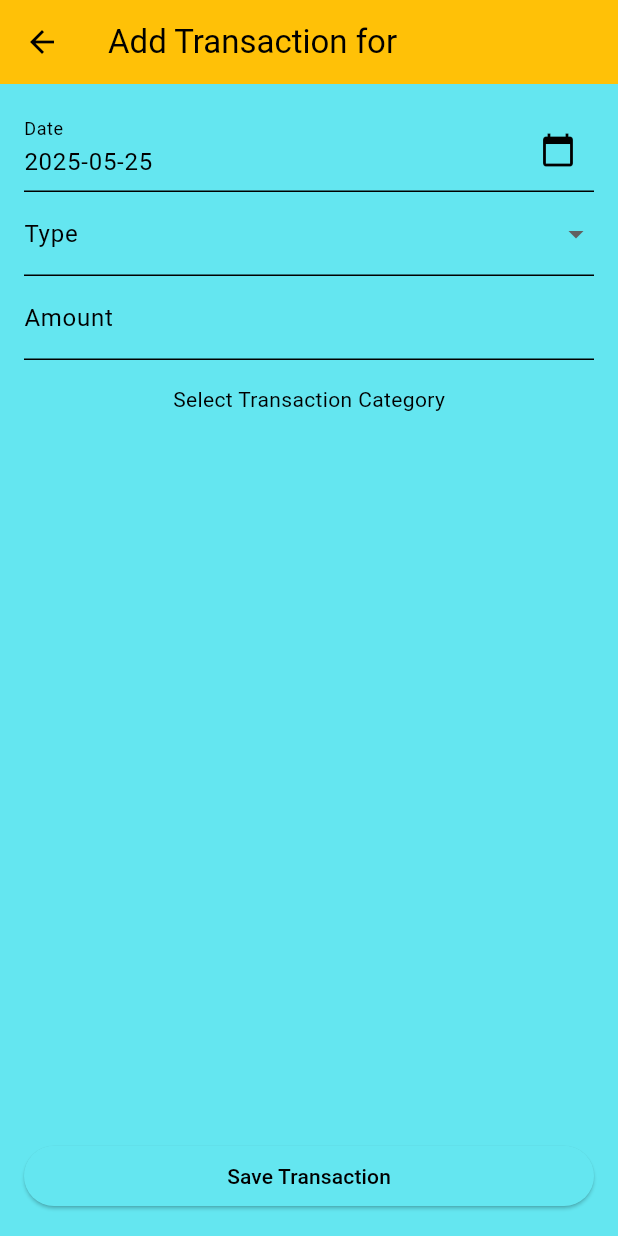
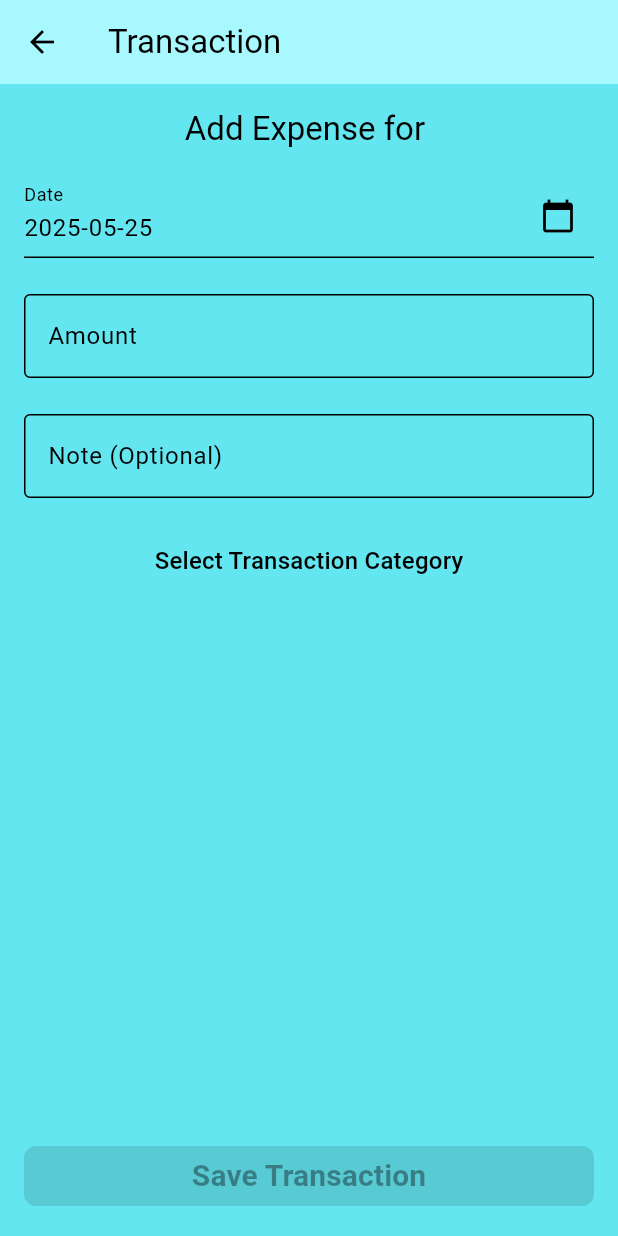
Before and after one commit to Rashedujjaman/revtrack, a Flutter app: the AddEditTransactionScreen screen opened directly with empty values, on a phone screen of 412 x 824 dp. Run offline on Flutter 3.47's test engine with Material 3 defaults, Android fonts, the light colour scheme and no system bars; our stand-ins replace cached_network_image, cloud_firestore, firebase_auth, firebase_core, syncfusion_flutter_charts; accounts and stored records are empty.

Commit message:
Add note with each transaction, create seperate floating action button for add expenses and incomes for business, refresh of transactions after a transaction added, limit the transactions at the begining and make it expandable.

```diff
--- a/lib/models/transaction_model.dart
+++ b/lib/models/transaction_model.dart
@@ -9,6 +9,7 @@ class Transaction1 {
   final Timestamp dateCreated;
   final Timestamp? dateModified;
   final bool? isDeleted;
+  final String? note;
 
   Transaction1({
     this.id,
@@ -19,6 +20,7 @@ class Transaction1 {
     required this.dateCreated,
     this.dateModified,
     this.isDeleted,
+    this.note,
   });
 
   // Factory method to create a Record object from JSON
@@ -32,6 +34,7 @@ class Transaction1 {
       dateCreated: json['dateCreated'],
       dateModified: json['dateModified'],
       isDeleted: json['isDeleted'] ?? false,
+      note: json['note'],
     );
   }
 
@@ -46,6 +49,7 @@ class Transaction1 {
       'dateCreated': dateCreated,
       'dateModified': dateModified,
       'isDeleted': isDeleted,
+      'note': note,
     };
   }
 
@@ -62,6 +66,7 @@ class Transaction1 {
       dateCreated: data['dateCreated'],
       dateModified: data['dateModified'],
       isDeleted: data['isDeleted'] ?? false,
+      note: data['note'],
     );
   }
 }
--- a/lib/screens/add_edit_transaction_screen.dart
+++ b/lib/screens/add_edit_transaction_screen.dart
@@ -1,7 +1,7 @@
 import 'package:flutter/material.dart';
 // import 'package:revtrack/models/business_model.dart';
 import 'package:revtrack/services/transaction_service.dart';
-import 'package:revtrack/services/snackbar_service.dart';
+// import 'package:revtrack/services/snackbar_service.dart';
 // import 'package:revtrack/services/user_provider.dart';
 // import 'package:revtrack/services/business_service.dart';
 // import 'package:provider/provider.dart';
@@ -9,8 +9,11 @@ import 'package:revtrack/services/snackbar_service.dart';
 class AddEditTransactionScreen extends StatefulWidget {
   final String _businessId;
   final String _businessName;
+  final String _type;
+  final bool _isEdit;
 
-  const AddEditTransactionScreen(this._businessId, this._businessName,
+  const AddEditTransactionScreen(
+      this._businessId, this._businessName, this._type, this._isEdit,
       {super.key});
 
   @override
@@ -19,14 +22,17 @@ class AddEditTransactionScreen extends StatefulWidget {
 }
 
 class _AddEditTransactionScreenState extends State<AddEditTransactionScreen> {
-  final TextEditingController typeController = TextEditingController();
+  // final TextEditingController typeController = TextEditingController();
   final TextEditingController amountController = TextEditingController();
-  final TextEditingController categoryController = TextEditingController();
+
   final TextEditingController dateController = TextEditingController();
+  final TextEditingController noteController = TextEditingController();
 
   final GlobalKey<FormState> _formKey = GlobalKey<FormState>();
 
+  String type = '';
   DateTime selectedDate = DateTime.now();
+  String selectedCategory = '';
 
   bool _isLoading = false;
 
@@ -38,6 +44,7 @@ class _AddEditTransactionScreenState extends State<AddEditTransactionScreen> {
       _isLoading = true;
     });
     super.initState();
+    type = widget._type;
     dateController.text = DateTime.now().toLocal().toString().split(' ')[0];
     fetchCategories();
     _isLoading = false;
@@ -50,15 +57,44 @@ class _AddEditTransactionScreenState extends State<AddEditTransactionScreen> {
     });
   }
 
+  Future<bool> saveTransaction() async {
+    final String businessId = widget._businessId;
+    final double amount = amountController.text.trim().isEmpty
+        ? 0
+        : double.parse(amountController.text.trim());
+    final String category = selectedCategory.trim();
+    final String note = noteController.text.trim();
+    try {
+      setState(() {
+        _isLoading = true;
+      });
+      await TransactionService().addTransaction(
+        businessId,
+        type,
+        category,
+        amount,
+        selectedDate,
+        note,
+      );
+      return true;
+    } catch (e) {
+      return false;
+    } finally {
+      setState(() {
+        _isLoading = false;
+      });
+    }
+  }
+
   @override
   Widget build(BuildContext context) {
     return Scaffold(
       appBar: AppBar(
-        title: Text('Add Transaction for ${widget._businessName}'),
-        backgroundColor: Theme.of(context).colorScheme.tertiary,
+        title: const Text('Transaction', textAlign: TextAlign.center),
+        backgroundColor: Theme.of(context).colorScheme.surfaceDim,
       ),
       body: Container(
-          padding: const EdgeInsets.all(16.0),
+          padding: const EdgeInsets.symmetric(horizontal: 16.0),
           child: SingleChildScrollView(
             child: ConstrainedBox(
                 constraints: BoxConstraints(
@@ -68,6 +104,12 @@ class _AddEditTransactionScreenState extends State<AddEditTransactionScreen> {
                     key: _formKey,
                     child: Column(
                       children: [
+                        const SizedBox(height: 16.0),
+                        Text(
+                          '${widget._isEdit ? (type == 'Income' ? 'Edit Income for ' : 'Edit Expense for ') : (type == 'Income' ? 'Add Income for ' : 'Add Expense for ')}${widget._businessName}',
+                          style: Theme.of(context).textTheme.titleLarge,
+                        ),
+                        const SizedBox(height: 16.0),
                         StatefulBuilder(
                           builder: (context, setState) {
                             return Column(
@@ -105,30 +147,12 @@ class _AddEditTransactionScreenState extends State<AddEditTransactionScreen> {
                             );
                           },
                         ),
-                        DropdownButtonFormField(
-                          items: const [
-                            DropdownMenuItem(
-                              value: 'Income',
-                              child: Text('Income'),
-                            ),
-                            DropdownMenuItem(
-                              value: 'Expense',
-                              child: Text('Expense'),
-                            ),
-                          ],
-                          decoration: const InputDecoration(labelText: 'Type'),
-                          value: null,
-                          validator: (value) => value == null || value.isEmpty
-                              ? 'Please select a type'
-                              : null,
-                          onChanged: (value) {
-                            typeController.text = value ?? '';
-                          },
-                        ),
+                        const SizedBox(height: 24.0),
                         TextFormField(
                           controller: amountController,
-                          decoration:
-                              const InputDecoration(labelText: 'Amount'),
+                          decoration: const InputDecoration(
+                              labelText: 'Amount',
+                              border: OutlineInputBorder()),
                           keyboardType: const TextInputType.numberWithOptions(
                               decimal: true),
                           validator: (value) {
@@ -142,53 +166,38 @@ class _AddEditTransactionScreenState extends State<AddEditTransactionScreen> {
                             return null;
                           },
                         ),
-                        // DropdownButtonFormField(
-                        //   items: _categories.map((category) {
-                        //     return DropdownMenuItem(
-                        //       value: category,
-                        //       child: Text(category),
-                        //     );
-                        //   }).toList(),
-                        //   decoration:
-                        //       const InputDecoration(labelText: 'Category'),
-                        //   value: null,
-                        //   validator: (value) => value == null || value.isEmpty
-                        //       ? 'Please select a category'
-                        //       : null,
-                        //   onChanged: (value) {
-                        //     categoryController.text = value ?? '';
-                        //   },
-                        // ),
-                        const SizedBox(height: 16.0),
-                        const Text('Select Transaction Category'),
-
-                        Container(
-                          alignment: Alignment.centerLeft,
-                          padding: const EdgeInsets.symmetric(vertical: 8.0),
-                          child: Wrap(
+                        const SizedBox(height: 24.0),
+                        TextFormField(
+                          controller: noteController,
+                          decoration: const InputDecoration(
+                            labelText: 'Note (Optional)',
+                            hintText: 'Add a note about this transaction',
+                            border: OutlineInputBorder(),
+                          ),
+                        ),
+                        const SizedBox(height: 30.0),
+                        Text('Select Transaction Category',
+                            style: Theme.of(context).textTheme.titleMedium),
+                        const SizedBox(height: 8),
+                        Wrap(
                           spacing: 8.0,
                           direction: Axis.horizontal,
-                            // alignment: WrapAlignment.spaceEvenly,
-                            children: _categories.map((category) {
-                              final isSelected =
-                                  categoryController.text == category;
+                          children: List<Widget>.generate(_categories.length,
+                              (int index) {
+                            final String category = _categories[index];
                             return ChoiceChip(
                               label: Text(category),
-                                selected: isSelected,
+                              selected: category == selectedCategory,
                               onSelected: (selected) {
                                 setState(() {
-                                    categoryController.text =
-                                        selected ? category : '';
+                                  selectedCategory = selected ? category : '';
                                 });
                               },
-                                selectedColor: Theme.of(context)
-                                    .colorScheme
-                                    .primary
-                                    .withValues(alpha: 0.2),
+                              selectedColor:
+                                  Theme.of(context).colorScheme.inversePrimary,
                             );
                           }).toList(),
                         ),
-                        )
                       ],
                     ),
                   ),
@@ -199,52 +208,40 @@ class _AddEditTransactionScreenState extends State<AddEditTransactionScreen> {
         child: SizedBox(
           width: 50,
           child: ElevatedButton(
-            onPressed: () async {
-              final String businessId = widget._businessId;
-              final String type = typeController.text.trim();
-              final double amount = amountController.text.trim().isEmpty
-                  ? 0
-                  : double.parse(amountController.text.trim());
-              final String category = categoryController.text.trim();
-
-              if (_formKey.currentState!.validate() && category.isNotEmpty) {
-                try {
-                  setState(() {
-                    _isLoading = true;
-                  });
-                  await TransactionService().addTransaction(
-                    businessId,
-                    type,
-                    category,
-                    amount,
-                    selectedDate,
-                  );
+              style: ElevatedButton.styleFrom(
+                backgroundColor: Theme.of(context).colorScheme.primary,
+                foregroundColor: Theme.of(context).colorScheme.onPrimary,
+                shape: RoundedRectangleBorder(
+                  borderRadius: BorderRadius.circular(8.0),
+                ),
+              ),
+              onPressed: _isLoading == true ||
+                      selectedCategory.trim().isEmpty ||
+                      type.trim().isEmpty ||
+                      amountController.text.trim().isEmpty
+                  ? null
+                  : () async {
+                      final success = await saveTransaction();
                       if (context.mounted) {
-                    SnackbarService.successMessage(
-                      context,
-                      'Transaction added successfully',
-                    );
-
+                        if (success) {
+                          // SnackbarService.successMessage(
+                          //     context, 'Transaction added successfully');
                           Navigator.pop(context);
-                  }
-                } catch (e) {
-                  if (context.mounted) {
-                    SnackbarService.errorMessage(
-                      context,
-                      'Error adding transaction: $e',
-                    );
-                  }
-                } finally {
-                  setState(() {
-                    _isLoading = false;
-                  });
+                        } else {
+                          // SnackbarService.errorMessage(
+                          //     context, 'Failed to save transaction');
                         }
                       }
                     },
               child: _isLoading
                   ? const CircularProgressIndicator()
-                : const Text('Save Transaction'),
+                  : const Text(
+                      'Save Transaction',
+                      style: TextStyle(
+                        fontSize: 20,
+                        fontWeight: FontWeight.bold,
                       ),
+                    )),
         ),
       ),
     );
--- a/lib/services/transaction_service.dart
+++ b/lib/services/transaction_service.dart
@@ -6,7 +6,7 @@ class TransactionService {
 
   // Add transaction
   Future<void> addTransaction(String businessId, String type, String category,
-      double amount, DateTime? selectedDate) async {
+      double amount, DateTime? selectedDate, String? note) async {
     try {
       await firestore.collection('Transaction').doc().set({
         'businessId': businessId,
@@ -16,6 +16,7 @@ class TransactionService {
         'dateCreated': selectedDate ?? DateTime.now(),
         'dateModified': DateTime.now(),
         'isDeleted': false,
+        'note': note ?? '',
       });
     } catch (e) {
       rethrow;
--- a/lib/theme/theme.dart
+++ b/lib/theme/theme.dart
@@ -4,9 +4,10 @@ ThemeData lightMode = ThemeData(
     brightness: Brightness.light,
     colorScheme: ColorScheme.light(
       surface: const Color(0xFF64E6F0),
+      surfaceDim: const Color.fromARGB(255, 168, 249, 255),
       inversePrimary: Colors.white,
       primary: Colors.black,
-      secondary: Colors.grey.shade500,
+      secondary: Colors.grey.shade300,
       tertiary: Colors.amber,
       surfaceContainerHighest: Colors.grey[300]!,
     ));
@@ -15,6 +16,7 @@ ThemeData darkMode = ThemeData(
     brightness: Brightness.dark,
     colorScheme: ColorScheme.dark(
       surface: Colors.black,
+      surfaceDim: Colors.grey[900]!,
       inversePrimary: const Color(0xFF64E6F0),
       primary: Colors.white,
       secondary: Colors.grey.shade800,
--- a/pubspec.yaml
+++ b/pubspec.yaml
@@ -44,6 +44,7 @@ dependencies:
   cloud_firestore: ^4.4.0
   syncfusion_flutter_charts: ^27.2.5
   flutter_expandable_fab: ^2.5.0
+  intl: ^0.19.0
 
 dev_dependencies:
   flutter_test:
```
Also changed, not shown: lib/screens/business_overview_screen.dart (+90 -38 lines), pubspec.lock, 4 other files. Lines whose indentation alone changed are shown as unchanged.
